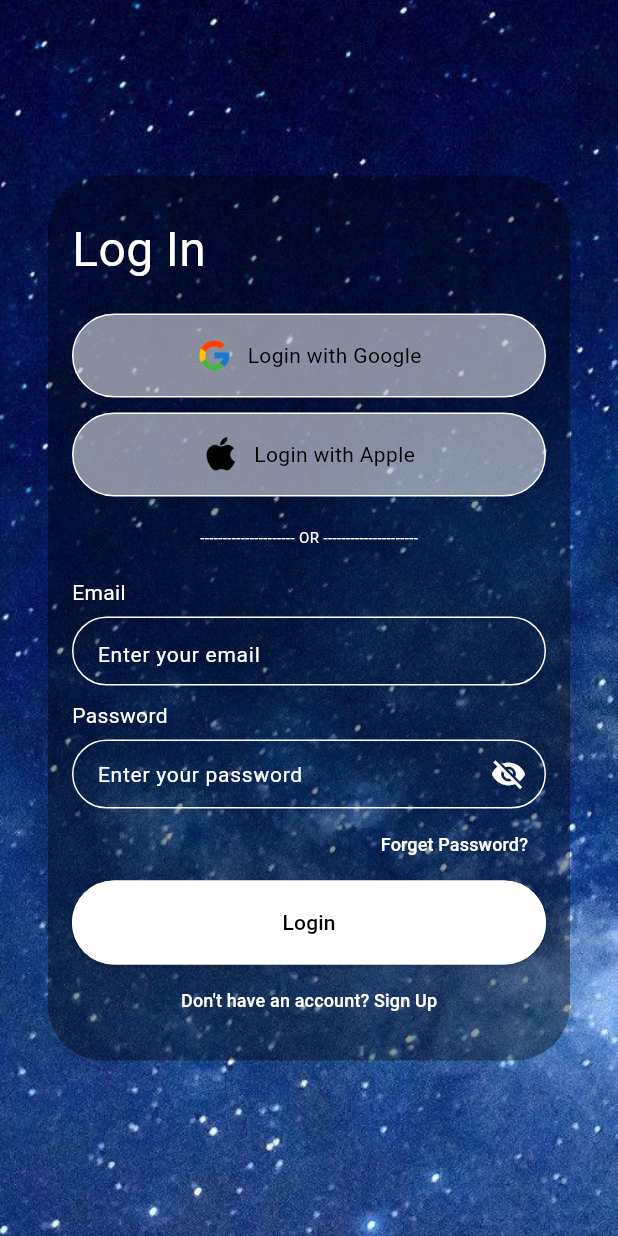
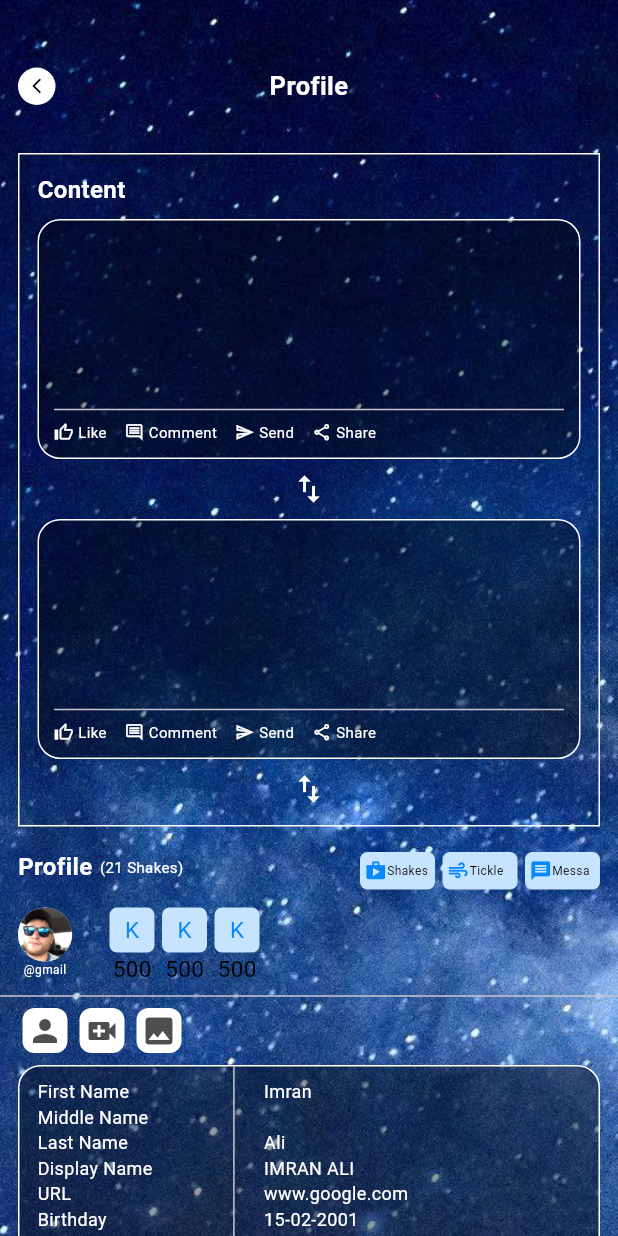
Before and after one commit to AmmaraAkbar123/Mirror-App, a Flutter app: the screen it shows after launch, on a phone screen of 412 x 824 dp. Run offline on Flutter 3.47's test engine with Material 3 defaults, Android fonts, the light colour scheme and no system bars; our stand-ins replace fl_chart.

Commit message:
profile screen
P is remaining to add

```diff
--- a/lib/main.dart
+++ b/lib/main.dart
@@ -4,6 +4,7 @@ import 'package:mirror/view/screen/contest_screen.dart';
 import 'package:mirror/view/screen/home_screen.dart';
 import 'package:mirror/authentication/screen/new_password_screen.dart';
 import 'package:mirror/authentication/screen/very_email_otp_screen.dart';
+import 'package:mirror/view/screen/main_profile_screen.dart';
 import 'package:mirror/view/screen/navigation_screen.dart';
 import 'package:mirror/view/screen/profile_screen.dart';
 import 'package:mirror/view/screen/statistics_screen.dart';
@@ -29,7 +30,7 @@ class MyApp extends StatelessWidget {
       ),
       home: const SplashScreen(),
       routes: {
-        '/login': (context) => const LoginScreen(),
+        '/login': (context) => const MainProfileScreen(),
         '/signup': (context) => const SignupScreen(),
         '/forgetpassword': (context) => const ForgetPasswordScreen(),
         '/verifyemailotp': (context) => const VerifyEmailOtp(),
--- /dev/null
+++ b/lib/view/screen/main_profile_screen.dart
@@ -0,0 +1,389 @@
+import 'package:flutter/material.dart';
+import 'package:mirror/view/screen/widgets/content_box.dart';
+import 'package:mirror/view/screen/widgets/custom_title_appbar.dart';
+import 'package:mirror/view/screen/widgets/king_text_container.dart';
+import 'package:mirror/view/screen/widgets/shake_king_container.dart';
+
+class MainProfileScreen extends StatelessWidget {
+  const MainProfileScreen({super.key});
+
+  @override
+  Widget build(BuildContext context) {
+    return Scaffold(
+      body: Stack(
+        fit: StackFit.expand,
+        children: [
+          Image.asset('assets/images/image.jpeg', fit: BoxFit.cover),
+          SingleChildScrollView(
+            child: Column(
+              children: [
+                Padding(
+                  padding: const EdgeInsets.only(top: 45, left: 12, right: 12),
+                  child: customTitleAppbar(
+                      title: "Profile", icon: Icons.arrow_back_ios_new),
+                ),
+                SizedBox(
+                  height: 20,
+                ),
+                Container(
+                  margin: EdgeInsets.all(12),
+                  padding: EdgeInsets.all(12),
+                  width: double.infinity,
+                  decoration:
+                      BoxDecoration(border: Border.all(color: Colors.white)),
+                  child: Column(
+                    children: [
+                      Column(
+                        children: [
+                          Align(
+                              alignment: Alignment.centerLeft,
+                              child: Text(
+                                "Content",
+                                style: TextStyle(
+                                    color: Colors.white,
+                                    fontSize: 16,
+                                    fontWeight: FontWeight.w700),
+                              )),
+                          SizedBox(
+                            height: 8,
+                          )
+                        ],
+                      ),
+                      ContentBox(),
+                      Padding(
+                        padding: const EdgeInsets.all(8.0),
+                        child: Icon(
+                          Icons.swap_vert,
+                          color: Colors.white,
+                        ),
+                      ),
+                      ContentBox(),
+                      Padding(
+                        padding: const EdgeInsets.only(top: 8),
+                        child: Icon(
+                          Icons.swap_vert,
+                          color: Colors.white,
+                        ),
+                      ),
+                    ],
+                  ),
+                ),
+                Padding(
+                  padding: const EdgeInsets.symmetric(horizontal: 12),
+                  child: Row(
+                    mainAxisAlignment: MainAxisAlignment.spaceBetween,
+                    children: [
+                      Row(
+                        children: [
+                          Text(
+                            "Profile",
+                            style: TextStyle(
+                                color: Colors.white,
+                                fontSize: 16,
+                                fontWeight: FontWeight.w700),
+                          ),
+                          SizedBox(
+                            width: 5,
+                          ),
+                          Text(
+                            '(21 Shakes)',
+                            style: TextStyle(
+                              color: Colors.white,
+                              fontSize: 10,
+                            ),
+                          ),
+                        ],
+                      ),
+
+                      //boxes
+                      Padding(
+                        padding: const EdgeInsets.only(top: 5),
+                        child: Row(
+                          children: [
+                            ShakeKingContainer(
+                              height: 25,
+                              width: 50,
+                              singleTxtSize: 8,
+                              txt1: "Shakes",
+                              icon: Icons.shop,
+                            ),
+                            SizedBox(
+                              width: 5,
+                            ),
+                            ShakeKingContainer(
+                              height: 25,
+                              width: 50,
+                              singleTxtSize: 8,
+                              txt1: "Tickle",
+                              icon: Icons.air,
+                            ),
+                            SizedBox(
+                              width: 5,
+                            ),
+                            ShakeKingContainer(
+                              height: 25,
+                              width: 50,
+                              singleTxtSize: 8,
+                              txt1: "Messa",
+                              icon: Icons.message,
+                            ),
+                          ],
+                        ),
+                      )
+                    ],
+                  ),
+                ),
+                SizedBox(
+                  height: 12,
+                ),
+                ////////
+                Padding(
+                  padding: const EdgeInsets.symmetric(
+                    horizontal: 12,
+                  ),
+                  child: Row(
+                    crossAxisAlignment: CrossAxisAlignment.start,
+                    children: [
+                      Column(
+                        children: [
+                          CircleAvatar(
+                            backgroundImage:
+                                AssetImage("assets/images/user4.png"),
+                            radius: 18,
+                          ),
+                          Text(
+                            "@gmail",
+                            style: TextStyle(color: Colors.white, fontSize: 8),
+                          ),
+                        ],
+                      ),
+                      SizedBox(
+                        width: 25,
+                      ),
+                      KingTextsContainer(txt1: "K", txt2: "500"),
+                      SizedBox(
+                        width: 5,
+                      ),
+                      KingTextsContainer(txt1: "K", txt2: "500"),
+                      SizedBox(
+                        width: 5,
+                      ),
+                      KingTextsContainer(txt1: "K", txt2: "500")
+                    ],
+                  ),
+                ),
+                Divider(),
+                Padding(
+                  padding: const EdgeInsets.only(left: 15),
+                  child: Column(
+                    children: [
+                      Row(
+                        children: [
+                          GreyIconConytainer(
+                            icon: Icons.person,
+                          ),
+                          SizedBox(
+                            width: 8,
+                          ),
+                          GreyIconConytainer(
+                            icon: Icons.video_call,
+                          ),
+                          SizedBox(
+                            width: 8,
+                          ),
+                          GreyIconConytainer(
+                            icon: Icons.photo,
+                          ),
+                        ],
+                      )
+                    ],
+                  ),
+                ),
+                // SizedBox(
+                //   height: 10,
+                // ),
+                ////
+                Padding(
+                  padding: const EdgeInsets.only(left: 12, right: 12, top: 8),
+                  child: Container(
+                    height: 210,
+                    width: double.infinity,
+                    // padding: EdgeInsets.all(10),
+                    decoration: BoxDecoration(
+                        color:
+                            const Color.fromARGB(0, 0, 0, 0).withOpacity(0.37),
+                        borderRadius: const BorderRadius.all(
+                          Radius.circular(15),
+                        ),
+                        border: Border.all(color: Colors.white)),
+                    child: Row(
+                      children: [
+                        Padding(
+                          padding: const EdgeInsets.only(
+                              left: 12, right: 15, top: 8),
+                          child: Column(
+                            crossAxisAlignment: CrossAxisAlignment.start,
+                            children: [
+                              Text(
+                                "First Name",
+                                style: TextStyle(
+                                    color: Colors.white, fontSize: 12),
+                              ),
+                              Text(
+                                "Middle Name",
+                                style: TextStyle(
+                                    color: Colors.white, fontSize: 12),
+                              ),
+                              Text(
+                                "Last Name",
+                                style: TextStyle(
+                                    color: Colors.white, fontSize: 12),
+                              ),
+                              Text(
+                                "Display Name",
+                                style: TextStyle(
+                                    color: Colors.white, fontSize: 12),
+                              ),
+                              Text(
+                                "URL",
+                                style: TextStyle(
+                                    color: Colors.white, fontSize: 12),
+                              ),
+                              Text(
+                                "Birthday",
+                                style: TextStyle(
+                                    color: Colors.white, fontSize: 12),
+                              ),
+                              Text(
+                                "Gender",
+                                style: TextStyle(
+                                    color: Colors.white, fontSize: 12),
+                              ),
+                              Text(
+                                "Relationship Status",
+                                style: TextStyle(
+                                    color: Colors.white, fontSize: 12),
+                              ),
+                              Text(
+                                "Here For",
+                                style: TextStyle(
+                                    color: Colors.white, fontSize: 12),
+                              ),
+                              Text(
+                                "Lives",
+                                style: TextStyle(
+                                    color: Colors.white, fontSize: 12),
+                              ),
+                              Text(
+                                "Email",
+                                style: TextStyle(
+                                    color: Colors.white, fontSize: 12),
+                              ),
+                            ],
+                          ),
+                        ),
+                        VerticalDivider(),
+                        Padding(
+                          padding: const EdgeInsets.only(
+                              left: 12, right: 15, top: 8),
+                          child: Column(
+                            crossAxisAlignment: CrossAxisAlignment.start,
+                            children: [
+                              Text(
+                                "Imran",
+                                style: TextStyle(
+                                    color: Colors.white, fontSize: 12),
+                              ),
+                              Text(
+                                "",
+                                style: TextStyle(
+                                    color: Colors.white, fontSize: 12),
+                              ),
+                              Text(
+                                "Ali",
+                                style: TextStyle(
+                                    color: Colors.white, fontSize: 12),
+                              ),
+                              Text(
+                                "IMRAN ALI",
+                                style: TextStyle(
+                                    color: Colors.white, fontSize: 12),
+                              ),
+                              Text(
+                                "www.google.com",
+                                style: TextStyle(
+                                    color: Colors.white, fontSize: 12),
+                              ),
+                              Text(
+                                "15-02-2001",
+                                style: TextStyle(
+                                    color: Colors.white, fontSize: 12),
+                              ),
+                              Text(
+                                "Male",
+                                style: TextStyle(
+                                    color: Colors.white, fontSize: 12),
+                              ),
+                              Text(
+                                "Married",
+                                style: TextStyle(
+                                    color: Colors.white, fontSize: 12),
+                              ),
+                              Text(
+                                "Housing Colony Layyah",
+                                style: TextStyle(
+                                    color: Colors.white, fontSize: 12),
+                              ),
+                              Text(
+                                "Layyah",
+                                style: TextStyle(
+                                    color: Colors.white, fontSize: 12),
+                              ),
+                              Text(
+                                "email1451@gmail.com",
+                                style: TextStyle(
+                                    color: Colors.white, fontSize: 12),
+                              ),
+                            ],
+                          ),
+                        ),
+                      ],
+                    ),
+                  ),
+                ),
+                SizedBox(
+                  height: 10,
+                ),
+                //////
+              ],
+            ),
+          ),
+        ],
+      ),
+    );
+  }
+}
+
+class GreyIconConytainer extends StatelessWidget {
+  final IconData icon;
+  const GreyIconConytainer({
+    super.key,
+    required this.icon,
+  });
+
+  @override
+  Widget build(BuildContext context) {
+    return Container(
+      height: 30,
+      width: 30,
+      decoration: BoxDecoration(
+        borderRadius: BorderRadius.circular(8),
+        color: Colors.white,
+      ),
+      child: Icon(
+        icon,
+        color: Color(0xff4E4E4E),
+      ),
+    );
+  }
+}
--- a/lib/view/screen/upcoming_events_screen.dart
+++ b/lib/view/screen/upcoming_events_screen.dart
@@ -1,5 +1,3 @@
-import 'dart:io';
-
 import 'package:flutter/material.dart';
 import 'package:mirror/authentication/screen/widgets/custom_textfield.dart';
 import 'package:mirror/view/screen/widgets/custom_title_appbar.dart';
--- a/lib/view/screen/widgets/content_box.dart
+++ b/lib/view/screen/widgets/content_box.dart
@@ -5,9 +5,7 @@ class ContentBox extends StatelessWidget {
 
   @override
   Widget build(BuildContext context) {
-    return Padding(
-      padding: const EdgeInsets.only(left: 30, right: 30),
-      child: Container(
+    return Container(
       height: 160,
       width: double.infinity,
       padding: EdgeInsets.all(10),
@@ -67,7 +65,6 @@ class ContentBox extends StatelessWidget {
           )
         ],
       ),
-      ),
     );
   }
 }
--- a/lib/view/screen/widgets/king_text_container.dart
+++ b/lib/view/screen/widgets/king_text_container.dart
@@ -14,7 +14,7 @@ class KingTextsContainer extends StatelessWidget {
     this.height = 30,
     this.width = 30,
     this.fontSize = 15,
-    this.singleTxtSize = 10,
+    this.singleTxtSize = 15,
   });
 
   @override
--- /dev/null
+++ b/lib/view/screen/widgets/shake_king_container.dart
@@ -0,0 +1,51 @@
+import 'package:flutter/material.dart';
+
+class ShakeKingContainer extends StatelessWidget {
+  final String txt1;
+
+  final IconData icon;
+  final double height;
+  final double width;
+
+  final double singleTxtSize;
+  const ShakeKingContainer({
+    super.key,
+    required this.txt1,
+    this.height = 30,
+    this.width = 30,
+    this.singleTxtSize = 10,
+    required this.icon,
+  });
+
+  @override
+  Widget build(BuildContext context) {
+    return Column(
+      children: [
+        Container(
+          padding: EdgeInsets.all(3),
+          height: height,
+          width: width,
+          decoration: BoxDecoration(
+              color: Color(0xffC6E4FF), borderRadius: BorderRadius.circular(5)),
+          child: Center(
+            child: Row(
+              children: [
+                Icon(
+                  icon,
+                  color: Color(0xff0888FD),
+                  size: 15,
+                ),
+                Text(
+                  overflow: TextOverflow.ellipsis,
+                  txt1,
+                  style:
+                      TextStyle(color: Colors.black, fontSize: singleTxtSize),
+                ),
+              ],
+            ),
+          ),
+        ),
+      ],
+    );
+  }
+}
```
Lines whose indentation alone changed are shown as unchanged.
